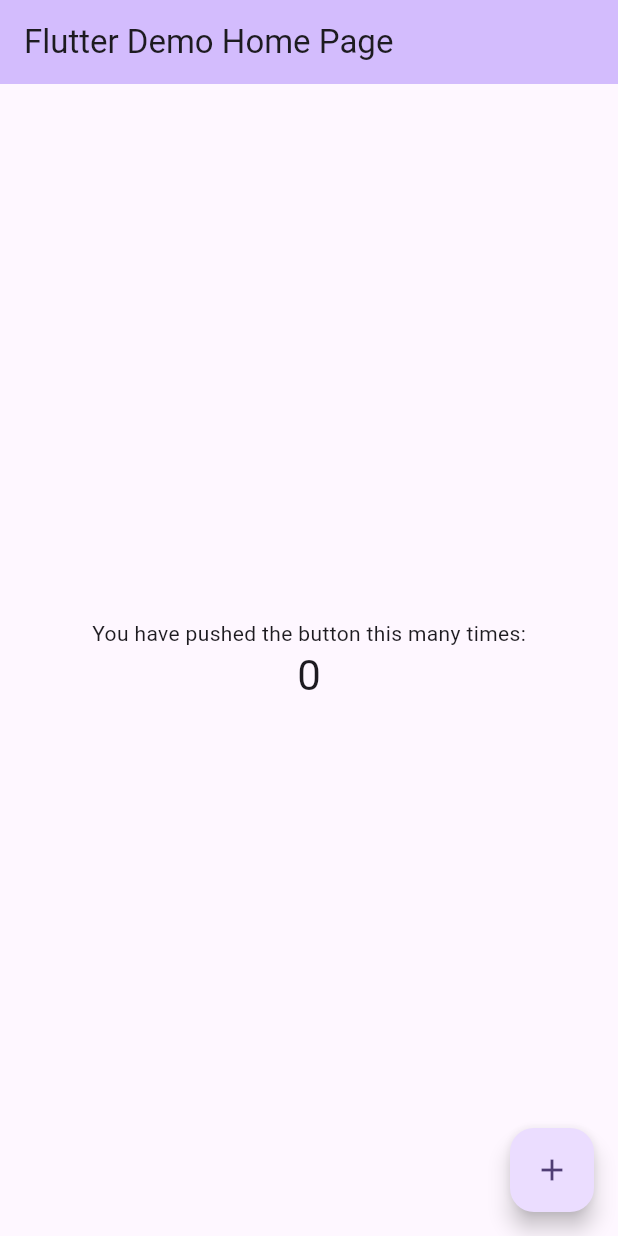
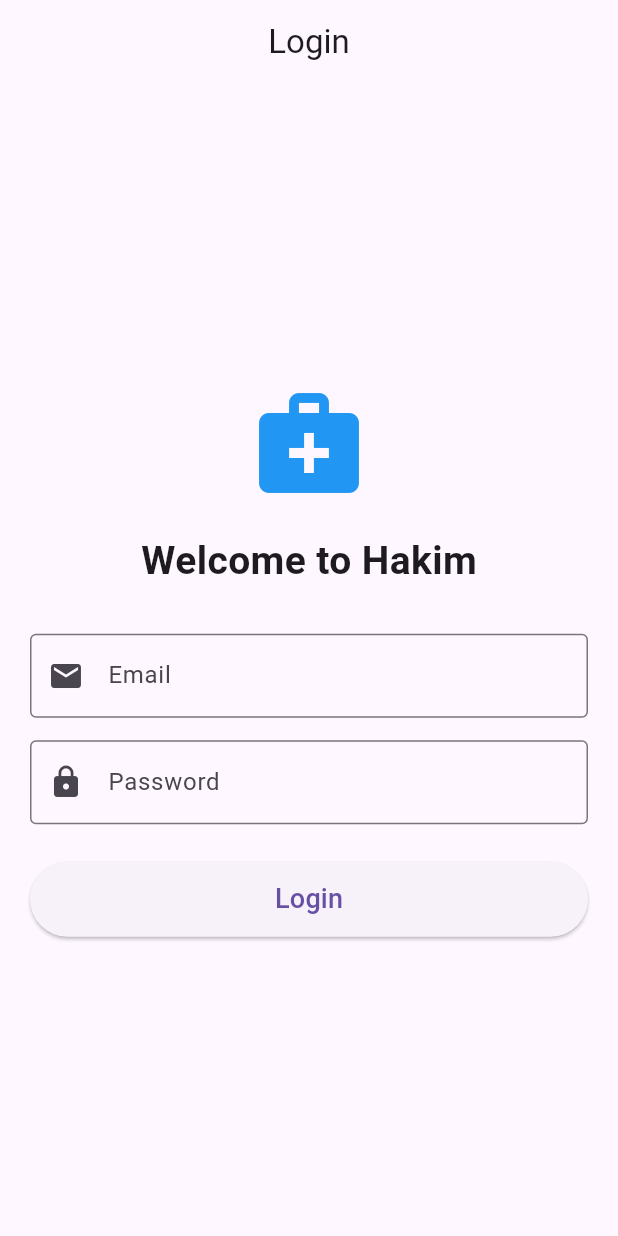
Before and after one commit to Hakim2030/hakim, a Flutter app: the screen it shows after launch, on a phone screen of 412 x 824 dp. Run offline on Flutter 3.47's test engine with Material 3 defaults, Android fonts, the phone set to English and light mode, and no system bars.

Commit message:
Create login screen

```diff
--- a/lib/main.dart
+++ b/lib/main.dart
@@ -1,123 +1,25 @@
 import 'package:flutter/material.dart';
+import 'screens/login_screen.dart';
 
 void main() {
-  runApp(const MyApp());
+  runApp(const HakimApp());
 }
 
-class MyApp extends StatelessWidget {
-  const MyApp({super.key});
+class HakimApp extends StatelessWidget {
+  const HakimApp({super.key});
 
-  // This widget is the root of your application.
   @override
   Widget build(BuildContext context) {
     return MaterialApp(
-      title: 'Flutter Demo',
+      debugShowCheckedModeBanner: false,
+
+      title: "Hakim",
+
       theme: ThemeData(
+        primarySwatch: Colors.blue,
+      ),
 
-        // This is the theme of your application.
-        //
-        // TRY THIS: Try running your application with "flutter run". You'll see
-        // the application has a purple toolbar. Then, without quitting the app,
-        // try changing the seedColor in the colorScheme below to Colors.green
-        // and then invoke "hot reload" (save your changes or press the "hot
-        // reload" button in a Flutter-supported IDE, or press "r" if you used
-        // the command line to start the app).
-        //
-        // Notice that the counter didn't reset back to zero; the application
-        // state is not lost during the reload. To reset the state, use hot
-        // restart instead.
-        //
-        // This works for code too, not just values: Most code changes can be
-        // tested with just a hot reload.
-        colorScheme: .fromSeed(seedColor: Colors.deepPurple),
-      ),
-      home: const MyHomePage(title: 'Flutter Demo Home Page'),
+      home: LoginScreen(),
     );
   }
 }
-
-class MyHomePage extends StatefulWidget {
-  const MyHomePage({super.key, required this.title});
-
-  // This widget is the home page of your application. It is stateful, meaning
-  // that it has a State object (defined below) that contains fields that affect
-  // how it looks.
-
-  // This class is the configuration for the state. It holds the values (in this
-  // case the title) provided by the parent (in this case the App widget) and
-  // used by the build method of the State. Fields in a Widget subclass are
-  // always marked "final".
-
-  final String title;
-
-  @override
-  State<MyHomePage> createState() => _MyHomePageState();
-}
-
-class _MyHomePageState extends State<MyHomePage> {
-  int _counter = 0;
-
-  void _incrementCounter() {
-    setState(() {
-      // This call to setState tells the Flutter framework that something has
-      // changed in this State, which causes it to rerun the build method below
-      // so that the display can reflect the updated values. If we changed
-      // _counter without calling setState(), then the build method would not be
-      // called again, and so nothing would appear to happen.
-      _counter++;
-    });
-  }
-
-  @override
-  Widget build(BuildContext context) {
-    // This method is rerun every time setState is called, for instance as done
-    // by the _incrementCounter method above.
-    //
-    // The Flutter framework has been optimized to make rerunning build methods
-    // fast, so that you can just rebuild anything that needs updating rather
-    // than having to individually change instances of widgets.
-    return Scaffold(
-      appBar: AppBar(
-        // TRY THIS: Try changing the color here to a specific color (to
-        // Colors.amber, perhaps?) and trigger a hot reload to see the AppBar
-        // change color while the other colors stay the same.
-        backgroundColor: Theme.of(context).colorScheme.inversePrimary,
-        // Here we take the value from the MyHomePage object that was created by
-        // the App.build method, and use it to set our appbar title.
-        title: Text(widget.title),
-      ),
-      body: Center(
-        // Center is a layout widget. It takes a single child and positions it
-        // in the middle of the parent.
-        child: Column(
-          // Column is also a layout widget. It takes a list of children and
-          // arranges them vertically. By default, it sizes itself to fit its
-          // children horizontally, and tries to be as tall as its parent.
-          //
-          // Column has various properties to control how it sizes itself and
-          // how it positions its children. Here we use mainAxisAlignment to
-          // center the children vertically; the main axis here is the vertical
-          // axis because Columns are vertical (the cross axis would be
-          // horizontal).
-          //
-          // TRY THIS: Invoke "debug painting" (choose the "Toggle Debug Paint"
-          // action in the IDE, or press "p" in the console), to see the
-          // wireframe for each widget.
-          mainAxisAlignment: .center,
-          children: [
-            const Text('You have pushed the button this many times:'),
-            Text(
-              '$_counter',
-              style: Theme.of(context).textTheme.headlineMedium,
-            ),
-          ],
-        ),
-      ),
-      floatingActionButton: FloatingActionButton(
-        onPressed: _incrementCounter,
-        tooltip: 'Increment',
-        child: const Icon(Icons.add),
-      ),
-    );
-  }
-}
--- /dev/null
+++ b/lib/screens/login_screen.dart
@@ -0,0 +1,87 @@
+import 'package:flutter/material.dart';
+
+class LoginScreen extends StatelessWidget {
+  LoginScreen({super.key});
+
+  final TextEditingController emailController = TextEditingController();
+  final TextEditingController passwordController = TextEditingController();
+
+  @override
+  Widget build(BuildContext context) {
+    return Scaffold(
+      appBar: AppBar(
+        title: const Text("Login"),
+        centerTitle: true,
+      ),
+
+      body: Padding(
+        padding: const EdgeInsets.all(20),
+        child: Column(
+          mainAxisAlignment: MainAxisAlignment.center,
+          children: [
+
+            const Icon(
+              Icons.medical_services,
+              size: 80,
+              color: Colors.blue,
+            ),
+
+            const SizedBox(height: 20),
+
+            const Text(
+              "Welcome to Hakim",
+              style: TextStyle(
+                fontSize: 26,
+                fontWeight: FontWeight.bold,
+              ),
+            ),
+
+            const SizedBox(height: 30),
+
+            TextField(
+              controller: emailController,
+              decoration: const InputDecoration(
+                labelText: "Email",
+                border: OutlineInputBorder(),
+                prefixIcon: Icon(Icons.email),
+              ),
+            ),
+
+            const SizedBox(height: 15),
+
+            TextField(
+              controller: passwordController,
+              obscureText: true,
+              decoration: const InputDecoration(
+                labelText: "Password",
+                border: OutlineInputBorder(),
+                prefixIcon: Icon(Icons.lock),
+              ),
+            ),
+
+            const SizedBox(height: 25),
+
+            SizedBox(
+              width: double.infinity,
+              height: 50,
+              child: ElevatedButton(
+                onPressed: () {
+                  String email = emailController.text;
+                  String password = passwordController.text;
+
+                  print("Email: $email");
+                  print("Password: $password");
+                },
+                child: const Text(
+                  "Login",
+                  style: TextStyle(fontSize: 18),
+                ),
+              ),
+            ),
+
+          ],
+        ),
+      ),
+    );
+  }
+}
```
